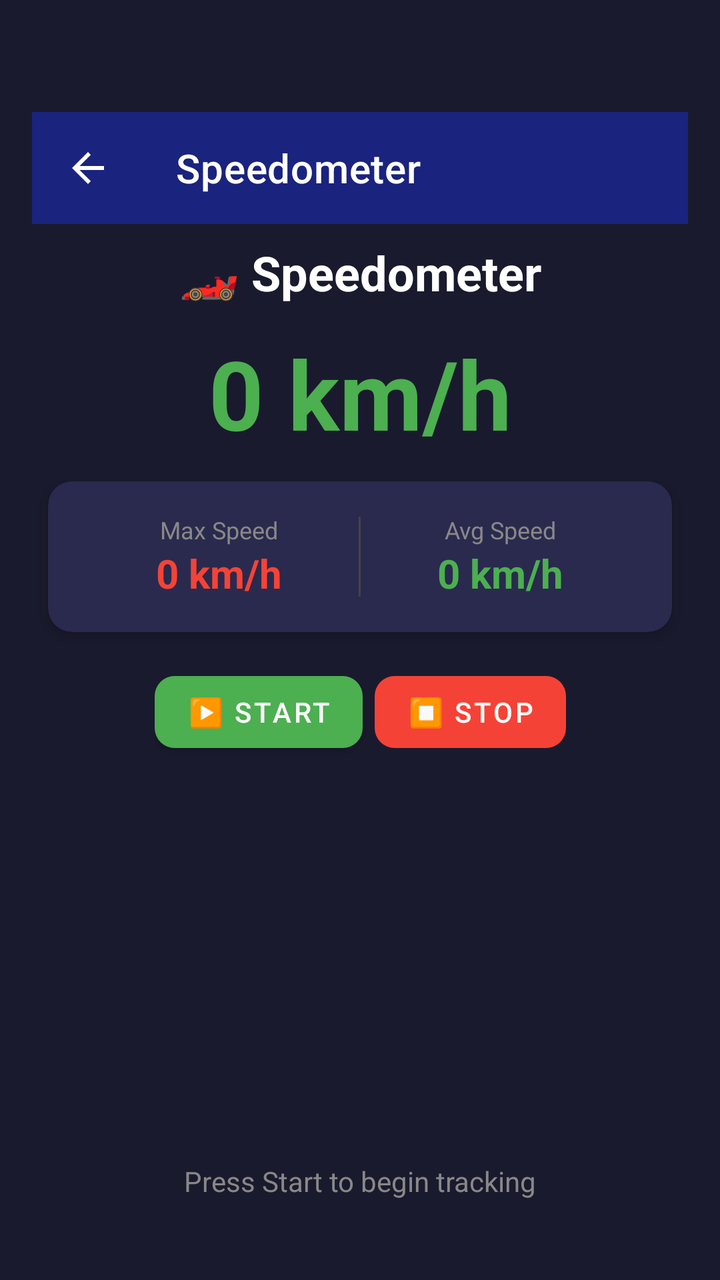
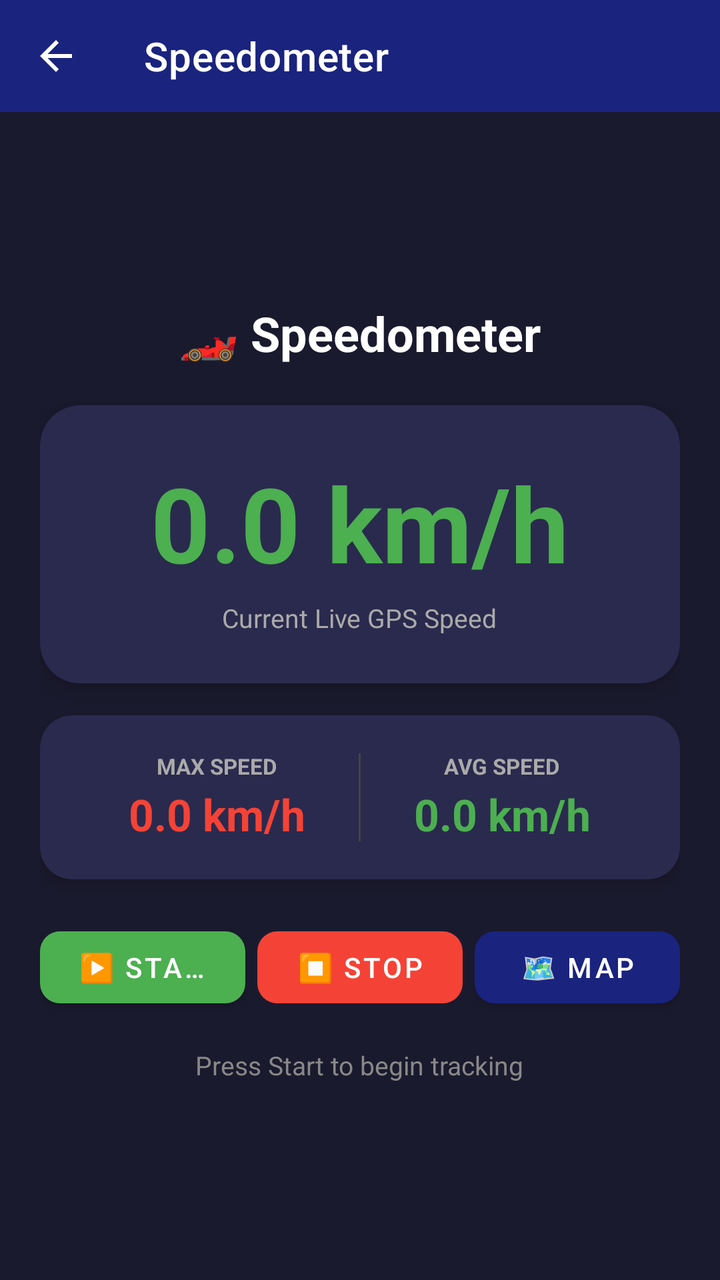

Screens rendered from an Android XML layout before and after an edit, with the pre-edit source and the edit as a unified diff.
<!-- AndroidManifest.xml: application theme Theme.SensorToolBox -->
<!-- res/layout/activity_speedometer.xml -->
<?xml version="1.0" encoding="utf-8"?>
<androidx.constraintlayout.widget.ConstraintLayout
    xmlns:android="http://schemas.android.com/apk/res/android"
    xmlns:app="http://schemas.android.com/apk/res-auto"
    xmlns:tools="http://schemas.android.com/tools"
    android:layout_width="match_parent"
    android:layout_height="match_parent"
    android:fitsSystemWindows="true"
    android:paddingTop="?attr/actionBarSize"
    android:paddingStart="16dp"
    android:paddingEnd="16dp"
    android:paddingBottom="16dp"
    android:background="#1A1A2E"
    tools:context=".speed.SpeedometerActivity">

    
    <androidx.appcompat.widget.Toolbar
        android:id="@+id/toolbar"
        android:layout_width="0dp"
        android:layout_height="?attr/actionBarSize"
        android:background="?attr/colorPrimary"
        android:theme="@style/ThemeOverlay.AppCompat.Dark.ActionBar"
        app:title="Speedometer"
        app:titleTextColor="#FFFFFF"
        app:navigationIcon="?attr/homeAsUpIndicator"
        app:layout_constraintTop_toTopOf="parent"
        app:layout_constraintStart_toStartOf="parent"
        app:layout_constraintEnd_toEndOf="parent" />

    
    <TextView
        android:id="@+id/titleText"
        android:layout_width="wrap_content"
        android:layout_height="wrap_content"
        android:text="🏎️ Speedometer"
        android:textSize="24sp"
        android:textStyle="bold"
        android:textColor="#FFFFFF"
        android:layout_marginTop="8dp"
        app:layout_constraintTop_toBottomOf="@id/toolbar"
        app:layout_constraintStart_toStartOf="parent"
        app:layout_constraintEnd_toEndOf="parent" />

    
    <TextView
        android:id="@+id/speedText"
        android:layout_width="wrap_content"
        android:layout_height="wrap_content"
        android:text="0 km/h"
        android:textSize="48sp"
        android:textStyle="bold"
        android:textColor="#4CAF50"
        android:layout_marginTop="12dp"
        app:layout_constraintTop_toBottomOf="@id/titleText"
        app:layout_constraintStart_toStartOf="parent"
        app:layout_constraintEnd_toEndOf="parent" />

    
    <androidx.cardview.widget.CardView
        android:id="@+id/statsCard"
        android:layout_width="0dp"
        android:layout_height="wrap_content"
        android:layout_marginTop="12dp"
        android:layout_marginStart="8dp"
        android:layout_marginEnd="8dp"
        app:cardCornerRadius="12dp"
        app:cardElevation="4dp"
        app:cardBackgroundColor="#2A2A4E"
        app:layout_constraintTop_toBottomOf="@id/speedText"
        app:layout_constraintStart_toStartOf="parent"
        app:layout_constraintEnd_toEndOf="parent">

        <LinearLayout
            android:layout_width="match_parent"
            android:layout_height="wrap_content"
            android:orientation="horizontal"
            android:padding="16dp"
            android:gravity="center">

            <LinearLayout
                android:layout_width="0dp"
                android:layout_height="wrap_content"
                android:layout_weight="1"
                android:orientation="vertical"
                android:gravity="center">

                <TextView
                    android:layout_width="wrap_content"
                    android:layout_height="wrap_content"
                    android:text="Max Speed"
                    android:textSize="12sp"
                    android:textColor="#888888" />

                <TextView
                    android:id="@+id/maxSpeedText"
                    android:layout_width="wrap_content"
                    android:layout_height="wrap_content"
                    android:text="0 km/h"
                    android:textSize="20sp"
                    android:textStyle="bold"
                    android:textColor="#F44336" />

            </LinearLayout>

            <View
                android:layout_width="1dp"
                android:layout_height="40dp"
                android:background="#444444" />

            <LinearLayout
                android:layout_width="0dp"
                android:layout_height="wrap_content"
                android:layout_weight="1"
                android:orientation="vertical"
                android:gravity="center">

                <TextView
                    android:layout_width="wrap_content"
                    android:layout_height="wrap_content"
                    android:text="Avg Speed"
                    android:textSize="12sp"
                    android:textColor="#888888" />

                <TextView
                    android:id="@+id/avgSpeedText"
                    android:layout_width="wrap_content"
                    android:layout_height="wrap_content"
                    android:text="0 km/h"
                    android:textSize="20sp"
                    android:textStyle="bold"
                    android:textColor="#4CAF50" />

            </LinearLayout>

        </LinearLayout>
    </androidx.cardview.widget.CardView>

    
    <LinearLayout
        android:layout_width="wrap_content"
        android:layout_height="wrap_content"
        android:orientation="horizontal"
        android:layout_marginTop="16dp"
        app:layout_constraintTop_toBottomOf="@id/statsCard"
        app:layout_constraintStart_toStartOf="parent"
        app:layout_constraintEnd_toEndOf="parent">

        
        <com.google.android.material.button.MaterialButton
            android:id="@+id/startButton"
            android:layout_width="wrap_content"
            android:layout_height="48dp"
            android:minWidth="90dp"
            android:text="▶️ Start"
            android:textSize="14sp"
            android:textColor="#FFFFFF"
            android:singleLine="true"
            android:gravity="center"
            android:layout_marginEnd="6dp"
            app:cornerRadius="10dp"
            app:backgroundTint="#4CAF50"
            android:paddingStart="16dp"
            android:paddingEnd="16dp" />

        
        <com.google.android.material.button.MaterialButton
            android:id="@+id/stopButton"
            android:layout_width="wrap_content"
            android:layout_height="48dp"
            android:minWidth="90dp"
            android:text="⏹️ Stop"
            android:textSize="14sp"
            android:textColor="#FFFFFF"
            android:singleLine="true"
            android:gravity="center"
            android:enabled="false"
            app:cornerRadius="10dp"
            app:backgroundTint="#F44336"
            android:paddingStart="16dp"
            android:paddingEnd="16dp" />

    </LinearLayout>

    
    <TextView
        android:id="@+id/statusText"
        android:layout_width="wrap_content"
        android:layout_height="wrap_content"
        android:text="Press Start to begin tracking"
        android:textSize="14sp"
        android:textColor="#888888"
        android:layout_marginBottom="24dp"
        app:layout_constraintBottom_toBottomOf="parent"
        app:layout_constraintStart_toStartOf="parent"
        app:layout_constraintEnd_toEndOf="parent" />

</androidx.constraintlayout.widget.ConstraintLayout>
<!-- resources referenced by this layout -->
<resources>
  <style name="Theme.SensorToolBox" parent="Theme.MaterialComponents.DayNight.NoActionBar">
  
          
  
          
          <item name="colorPrimary">@color/colorPrimary</item>
  
          
          <item name="colorPrimaryVariant">@color/colorPrimaryDark</item>
  
          
          <item name="colorOnPrimary">@color/colorTextOnPrimary</item>
  
          
          <item name="colorSecondary">@color/colorAccent</item>
  
          
          <item name="colorSecondaryVariant">@color/colorAccentDark</item>
  
          
          <item name="colorOnSecondary">@color/colorTextOnAccent</item>
  
          
  
          
          <item name="android:statusBarColor">@color/colorPrimaryDark</item>
  
          
          <item name="android:windowLightStatusBar">false</item>
  
          
          <item name="android:navigationBarColor">@color/colorPrimaryDark</item>
  
          
  
          
          <item name="android:windowBackground">@color/colorBackground</item>
  
      </style>
  <color name="colorPrimary">#1A237E</color>
  <color name="colorPrimaryDark">#0D1442</color>
  <color name="colorTextOnPrimary">#FFFFFF</color>
  <color name="colorAccent">#FF5722</color>
  <color name="colorAccentDark">#BF360C</color>
  <color name="colorTextOnAccent">#FFFFFF</color>
  <color name="colorBackground">#F5F5F5</color>
</resources>

<!-- the commit's change to res/layout/activity_speedometer.xml (unified diff, before → after) -->
@@ -3,13 +3,10 @@
     xmlns:android="http://schemas.android.com/apk/res/android"
     xmlns:app="http://schemas.android.com/apk/res-auto"
     xmlns:tools="http://schemas.android.com/tools"
+    android:id="@+id/main"
     android:layout_width="match_parent"
     android:layout_height="match_parent"
     android:fitsSystemWindows="true"
-    android:paddingTop="?attr/actionBarSize"
-    android:paddingStart="16dp"
-    android:paddingEnd="16dp"
-    android:paddingBottom="16dp"
     android:background="#1A1A2E"
     tools:context=".speed.SpeedometerActivity">
 
@@ -19,7 +16,9 @@
         android:layout_width="0dp"
         android:layout_height="?attr/actionBarSize"
         android:background="?attr/colorPrimary"
-        android:theme="@style/ThemeOverlay.AppCompat.Dark.ActionBar"
+        android:theme="@style/SensorToolBox.Toolbar"
+        app:theme="@style/SensorToolBox.Toolbar"
+        app:popupTheme="@style/SensorToolBox.PopupMenu"
         app:title="Speedometer"
         app:titleTextColor="#FFFFFF"
         app:navigationIcon="?attr/homeAsUpIndicator"
@@ -28,170 +27,216 @@
         app:layout_constraintEnd_toEndOf="parent" />
 
     
-    <TextView
-        android:id="@+id/titleText"
-        android:layout_width="wrap_content"
-        android:layout_height="wrap_content"
-        android:text="🏎️ Speedometer"
-        android:textSize="24sp"
-        android:textStyle="bold"
-        android:textColor="#FFFFFF"
-        android:layout_marginTop="8dp"
+    <ScrollView
+        android:layout_width="0dp"
+        android:layout_height="0dp"
+        android:fillViewport="true"
         app:layout_constraintTop_toBottomOf="@id/toolbar"
-        app:layout_constraintStart_toStartOf="parent"
-        app:layout_constraintEnd_toEndOf="parent" />
-
-    
-    <TextView
-        android:id="@+id/speedText"
-        android:layout_width="wrap_content"
-        android:layout_height="wrap_content"
-        android:text="0 km/h"
-        android:textSize="48sp"
-        android:textStyle="bold"
-        android:textColor="#4CAF50"
-        android:layout_marginTop="12dp"
-        app:layout_constraintTop_toBottomOf="@id/titleText"
-        app:layout_constraintStart_toStartOf="parent"
-        app:layout_constraintEnd_toEndOf="parent" />
-
-    
-    <androidx.cardview.widget.CardView
-        android:id="@+id/statsCard"
-        android:layout_width="0dp"
-        android:layout_height="wrap_content"
-        android:layout_marginTop="12dp"
-        android:layout_marginStart="8dp"
-        android:layout_marginEnd="8dp"
-        app:cardCornerRadius="12dp"
-        app:cardElevation="4dp"
-        app:cardBackgroundColor="#2A2A4E"
-        app:layout_constraintTop_toBottomOf="@id/speedText"
+        app:layout_constraintBottom_toBottomOf="parent"
         app:layout_constraintStart_toStartOf="parent"
         app:layout_constraintEnd_toEndOf="parent">
 
         <LinearLayout
             android:layout_width="match_parent"
             android:layout_height="wrap_content"
-            android:orientation="horizontal"
-            android:padding="16dp"
-            android:gravity="center">
-
+            android:orientation="vertical"
+            android:gravity="center"
+            android:paddingStart="20dp"
+            android:paddingEnd="20dp"
+            android:paddingTop="20dp"
+            android:paddingBottom="24dp">
+
+            
+            <TextView
+                android:id="@+id/titleText"
+                android:layout_width="wrap_content"
+                android:layout_height="wrap_content"
+                android:text="🏎️ Speedometer"
+                android:textSize="24sp"
+                android:textStyle="bold"
+                android:textColor="#FFFFFF" />
+
+            
+            <androidx.cardview.widget.CardView
+                android:layout_width="match_parent"
+                android:layout_height="wrap_content"
+                android:layout_marginTop="20dp"
+                app:cardCornerRadius="20dp"
+                app:cardElevation="6dp"
+                app:cardBackgroundColor="#2A2A4E">
+
+                <LinearLayout
+                    android:layout_width="match_parent"
+                    android:layout_height="wrap_content"
+                    android:orientation="vertical"
+                    android:gravity="center"
+                    android:padding="24dp">
+
+                    <TextView
+                        android:id="@+id/speedText"
+                        android:layout_width="wrap_content"
+                        android:layout_height="wrap_content"
+                        android:text="0.0 km/h"
+                        android:textSize="52sp"
+                        android:textStyle="bold"
+                        android:textColor="#4CAF50" />
+
+                    <TextView
+                        android:layout_width="wrap_content"
+                        android:layout_height="wrap_content"
+                        android:text="Current Live GPS Speed"
+                        android:textSize="13sp"
+                        android:textColor="#AAAAAA"
+                        android:layout_marginTop="4dp" />
+
+                </LinearLayout>
+            </androidx.cardview.widget.CardView>
+
+            
+            <androidx.cardview.widget.CardView
+                android:id="@+id/statsCard"
+                android:layout_width="match_parent"
+                android:layout_height="wrap_content"
+                android:layout_marginTop="16dp"
+                app:cardCornerRadius="16dp"
+                app:cardElevation="4dp"
+                app:cardBackgroundColor="#2A2A4E">
+
+                <LinearLayout
+                    android:layout_width="match_parent"
+                    android:layout_height="wrap_content"
+                    android:orientation="horizontal"
+                    android:padding="18dp"
+                    android:gravity="center">
+
+                    <LinearLayout
+                        android:layout_width="0dp"
+                        android:layout_height="wrap_content"
+                        android:layout_weight="1"
+                        android:orientation="vertical"
+                        android:gravity="center">
+
+                        <TextView
+                            android:layout_width="wrap_content"
+                            android:layout_height="wrap_content"
+                            android:text="MAX SPEED"
+                            android:textSize="11sp"
+                            android:textStyle="bold"
+                            android:textColor="#AAAAAA" />
+
+                        <TextView
+                            android:id="@+id/maxSpeedText"
+                            android:layout_width="wrap_content"
+                            android:layout_height="wrap_content"
+                            android:text="0.0 km/h"
+                            android:textSize="22sp"
+                            android:textStyle="bold"
+                            android:textColor="#F44336"
+                            android:layout_marginTop="2dp" />
+
+                    </LinearLayout>
+
+                    <View
+                        android:layout_width="1dp"
+                        android:layout_height="44dp"
+                        android:background="#444444" />
+
+                    <LinearLayout
+                        android:layout_width="0dp"
+                        android:layout_height="wrap_content"
+                        android:layout_weight="1"
+                        android:orientation="vertical"
+                        android:gravity="center">
+
+                        <TextView
+                            android:layout_width="wrap_content"
+                            android:layout_height="wrap_content"
+                            android:text="AVG SPEED"
+                            android:textSize="11sp"
+                            android:textStyle="bold"
+                            android:textColor="#AAAAAA" />
+
+                        <TextView
+                            android:id="@+id/avgSpeedText"
+                            android:layout_width="wrap_content"
+                            android:layout_height="wrap_content"
+                            android:text="0.0 km/h"
+                            android:textSize="22sp"
+                            android:textStyle="bold"
+                            android:textColor="#4CAF50"
+                            android:layout_marginTop="2dp" />
+
+                    </LinearLayout>
+
+                </LinearLayout>
+            </androidx.cardview.widget.CardView>
+
+            
             <LinearLayout
-                android:layout_width="0dp"
-                android:layout_height="wrap_content"
-                android:layout_weight="1"
-                android:orientation="vertical"
-                android:gravity="center">
-
-                <TextView
-                    android:layout_width="wrap_content"
-                    android:layout_height="wrap_content"
-                    android:text="Max Speed"
-                    android:textSize="12sp"
-                    android:textColor="#888888" />
-
-                <TextView
-                    android:id="@+id/maxSpeedText"
-                    android:layout_width="wrap_content"
-                    android:layout_height="wrap_content"
-                    android:text="0 km/h"
-                    android:textSize="20sp"
-                    android:textStyle="bold"
-                    android:textColor="#F44336" />
+                android:layout_width="match_parent"
+                android:layout_height="wrap_content"
+                android:orientation="horizontal"
+                android:gravity="center"
+                android:layout_marginTop="20dp">
+
+                
+                <com.google.android.material.button.MaterialButton
+                    android:id="@+id/startButton"
+                    android:layout_width="0dp"
+                    android:layout_height="48dp"
+                    android:layout_weight="1"
+                    android:text="▶️ Start"
+                    android:textSize="14sp"
+                    android:textColor="#FFFFFF"
+                    android:singleLine="true"
+                    android:gravity="center"
+                    android:layout_marginEnd="6dp"
+                    app:cornerRadius="10dp"
+                    app:backgroundTint="#4CAF50" />
+
+                
+                <com.google.android.material.button.MaterialButton
+                    android:id="@+id/stopButton"
+                    android:layout_width="0dp"
+                    android:layout_height="48dp"
+                    android:layout_weight="1"
+                    android:text="⏹️ Stop"
+                    android:textSize="14sp"
+                    android:textColor="#FFFFFF"
+                    android:singleLine="true"
+                    android:gravity="center"
+                    android:enabled="false"
+                    android:layout_marginEnd="6dp"
+                    app:cornerRadius="10dp"
+                    app:backgroundTint="#F44336" />
+
+                
+                <com.google.android.material.button.MaterialButton
+                    android:id="@+id/viewMapButton"
+                    android:layout_width="0dp"
+                    android:layout_height="48dp"
+                    android:layout_weight="1"
+                    android:text="🗺️ Map"
+                    android:textSize="14sp"
+                    android:textColor="#FFFFFF"
+                    android:singleLine="true"
+                    android:gravity="center"
+                    app:cornerRadius="10dp"
+                    app:backgroundTint="@color/colorPrimary" />
 
             </LinearLayout>
 
-            <View
-                android:layout_width="1dp"
-                android:layout_height="40dp"
-                android:background="#444444" />
-
-            <LinearLayout
-                android:layout_width="0dp"
-                android:layout_height="wrap_content"
-                android:layout_weight="1"
-                android:orientation="vertical"
-                android:gravity="center">
-
-                <TextView
-                    android:layout_width="wrap_content"
-                    android:layout_height="wrap_content"
-                    android:text="Avg Speed"
-                    android:textSize="12sp"
-                    android:textColor="#888888" />
-
-                <TextView
-                    android:id="@+id/avgSpeedText"
-                    android:layout_width="wrap_content"
-                    android:layout_height="wrap_content"
-                    android:text="0 km/h"
-                    android:textSize="20sp"
-                    android:textStyle="bold"
-                    android:textColor="#4CAF50" />
-
-            </LinearLayout>
+            
+            <TextView
+                android:id="@+id/statusText"
+                android:layout_width="wrap_content"
+                android:layout_height="wrap_content"
+                android:text="Press Start to begin tracking"
+                android:textSize="13sp"
+                android:textColor="#888888"
+                android:layout_marginTop="16dp" />
 
         </LinearLayout>
-    </androidx.cardview.widget.CardView>
-
-    
-    <LinearLayout
-        android:layout_width="wrap_content"
-        android:layout_height="wrap_content"
-        android:orientation="horizontal"
-        android:layout_marginTop="16dp"
-        app:layout_constraintTop_toBottomOf="@id/statsCard"
-        app:layout_constraintStart_toStartOf="parent"
-        app:layout_constraintEnd_toEndOf="parent">
-
-        
-        <com.google.android.material.button.MaterialButton
-            android:id="@+id/startButton"
-            android:layout_width="wrap_content"
-            android:layout_height="48dp"
-            android:minWidth="90dp"
-            android:text="▶️ Start"
-            android:textSize="14sp"
-            android:textColor="#FFFFFF"
-            android:singleLine="true"
-            android:gravity="center"
-            android:layout_marginEnd="6dp"
-            app:cornerRadius="10dp"
-            app:backgroundTint="#4CAF50"
-            android:paddingStart="16dp"
-            android:paddingEnd="16dp" />
-
-        
-        <com.google.android.material.button.MaterialButton
-            android:id="@+id/stopButton"
-            android:layout_width="wrap_content"
-            android:layout_height="48dp"
-            android:minWidth="90dp"
-            android:text="⏹️ Stop"
-            android:textSize="14sp"
-            android:textColor="#FFFFFF"
-            android:singleLine="true"
-            android:gravity="center"
-            android:enabled="false"
-            app:cornerRadius="10dp"
-            app:backgroundTint="#F44336"
-            android:paddingStart="16dp"
-            android:paddingEnd="16dp" />
-
-    </LinearLayout>
-
-    
-    <TextView
-        android:id="@+id/statusText"
-        android:layout_width="wrap_content"
-        android:layout_height="wrap_content"
-        android:text="Press Start to begin tracking"
-        android:textSize="14sp"
-        android:textColor="#888888"
-        android:layout_marginBottom="24dp"
-        app:layout_constraintBottom_toBottomOf="parent"
-        app:layout_constraintStart_toStartOf="parent"
-        app:layout_constraintEnd_toEndOf="parent" />
+    </ScrollView>
 
 </androidx.constraintlayout.widget.ConstraintLayout>
<!-- resource entries referenced after the edit -->
@@ -1,50 +1,46 @@
 <!-- resources referenced by this layout -->
 <resources>
   <style name="Theme.SensorToolBox" parent="Theme.MaterialComponents.DayNight.NoActionBar">
-  
-          
-  
-          
           <item name="colorPrimary">@color/colorPrimary</item>
-  
-          
           <item name="colorPrimaryVariant">@color/colorPrimaryDark</item>
-  
-          
           <item name="colorOnPrimary">@color/colorTextOnPrimary</item>
-  
-          
           <item name="colorSecondary">@color/colorAccent</item>
-  
-          
           <item name="colorSecondaryVariant">@color/colorAccentDark</item>
-  
-          
           <item name="colorOnSecondary">@color/colorTextOnAccent</item>
-  
-          
-  
-          
+          <item name="android:colorBackground">@color/colorBackground</item>
+          <item name="colorSurface">@color/colorSurface</item>
+          <item name="colorOnBackground">@color/colorTextPrimary</item>
+          <item name="colorOnSurface">@color/colorTextPrimary</item>
+          <item name="colorError">@color/colorError</item>
+          <item name="colorOnError">@color/colorTextOnError</item>
           <item name="android:statusBarColor">@color/colorPrimaryDark</item>
-  
-          
+          <item name="android:navigationBarColor">@color/colorPrimaryDark</item>
           <item name="android:windowLightStatusBar">false</item>
-  
-          
-          <item name="android:navigationBarColor">@color/colorPrimaryDark</item>
-  
-          
-  
-          
           <item name="android:windowBackground">@color/colorBackground</item>
-  
+          <item name="android:textColorPrimary">@color/colorTextPrimary</item>
+          <item name="android:textColorSecondary">@color/colorTextSecondary</item>
       </style>
+  <color name="colorTextPrimary">#212121</color>
   <color name="colorPrimary">#1A237E</color>
+  <style name="SensorToolBox.PopupMenu" parent="ThemeOverlay.AppCompat.Light">
+          <item name="android:textColor">@color/colorTextPrimary</item>
+          <item name="android:textColorPrimary">@color/colorTextPrimary</item>
+          <item name="android:colorBackground">#FFFFFF</item>
+      </style>
+  <style name="SensorToolBox.Toolbar" parent="ThemeOverlay.AppCompat.Dark.ActionBar">
+          <item name="colorControlNormal">#FFFFFF</item>
+          <item name="android:textColorPrimary">#FFFFFF</item>
+          <item name="actionMenuTextColor">#FFFFFF</item>
+      </style>
   <color name="colorPrimaryDark">#0D1442</color>
   <color name="colorTextOnPrimary">#FFFFFF</color>
   <color name="colorAccent">#FF5722</color>
   <color name="colorAccentDark">#BF360C</color>
   <color name="colorTextOnAccent">#FFFFFF</color>
   <color name="colorBackground">#F5F5F5</color>
+  <color name="colorSurface">#FAFAFA</color>
+  <color name="colorError">#F44336</color>
+  <color name="colorTextOnError">#FFFFFF</color>
+  <color name="colorTextSecondary">#757575</color>
 </resources>
 
